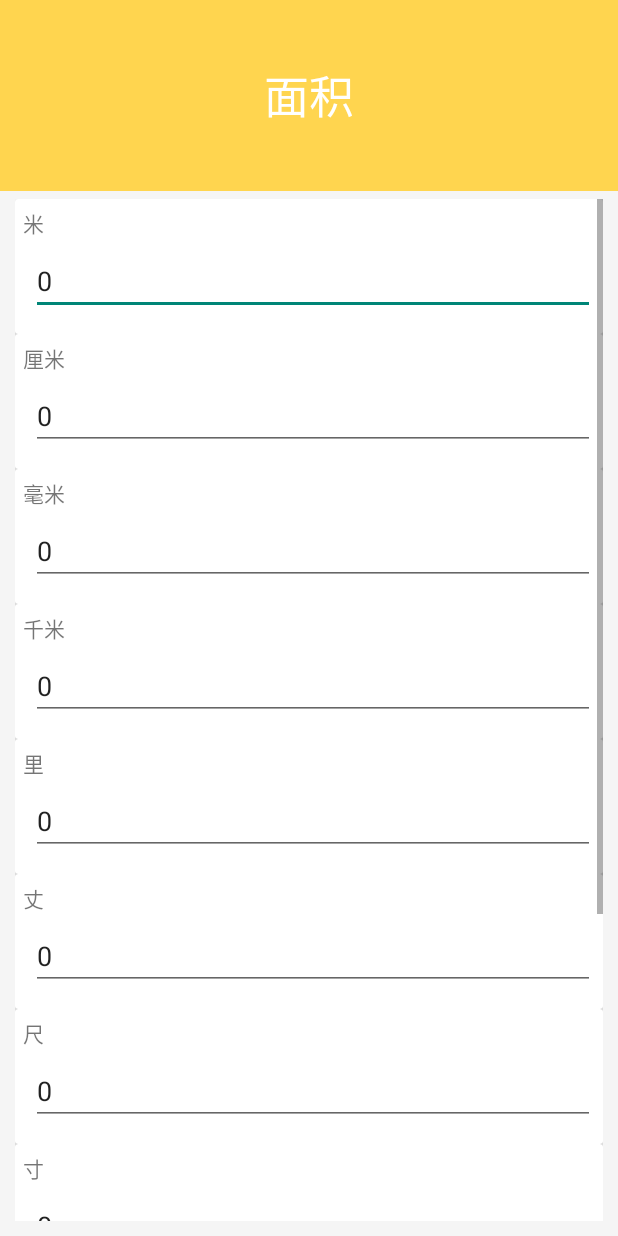
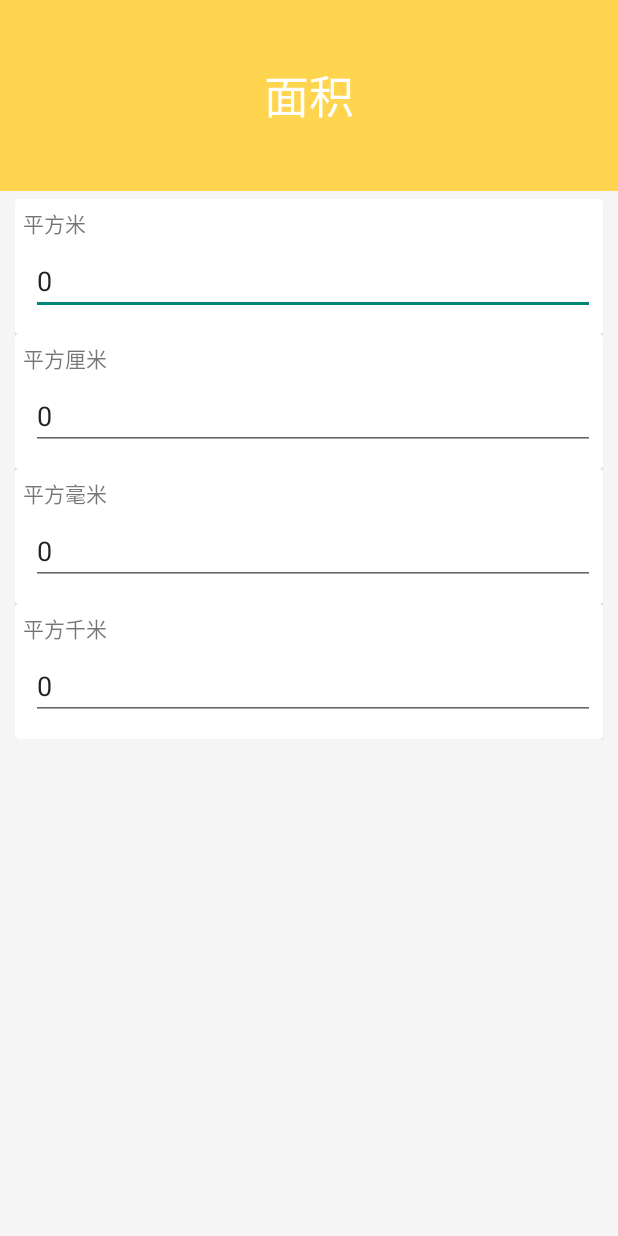
Before and after one commit to ctg168/MaterialSample, an Android app: the screen it shows after launch (MainActivity), in the side drawer, after a tap on "面积", on a phone screen of 412 x 824 dp. Run offline under Robolectric (Android 15) with nearby library versions, the phone set to English and light mode, and no system bars.

Commit message:
增加了面积，可以切换。

```diff
--- /dev/null
+++ b/app/src/main/java/com/terry/materialsample/HuanData.java
@@ -0,0 +1,56 @@
+package com.terry.materialsample;
+
+import java.math.BigDecimal;
+
+public class HuanData {
+
+    public static class LengthHuan extends Huan {
+
+        public LengthHuan() {
+            HuanItem huanItem_m = new HuanItem("米", "m[<2>]", EqualTypeEnum.Equal, new BigDecimal("1.0"), "", true, true, "光在真空中1⁄299 792 458秒走过的距离（国际单位制基本单位）");
+            HuanItem huanItem_cm = new HuanItem("厘米", "cm", EqualTypeEnum.Equal, new BigDecimal("0.01"), "", true, false, "0.01米");
+            HuanItem huanItem_mm = new HuanItem("毫米", "li", EqualTypeEnum.Equal, new BigDecimal("0.001"), "", true, false, "0.001米");
+            HuanItem huanItem_km = new HuanItem("千米", "km", EqualTypeEnum.Equal, new BigDecimal("1000.0"), "", true, false, "一米的一千倍，也叫公里");
+            HuanItem huanItem_li = new HuanItem("里", "li", EqualTypeEnum.Equal, new BigDecimal("500.0"), "", true, false, "一里(150丈),500米");
+
+
+            HuanItem huanItem_chi = new HuanItem("尺", "chi", EqualTypeEnum.Full, huanItem_m.formula.divide(new BigDecimal("3.0"), 100, BigDecimal.ROUND_HALF_EVEN), "", true, false, "1米/3");
+            HuanItem huanItem_zhang = new HuanItem("丈", "zhang", EqualTypeEnum.Full, huanItem_chi.formula.multiply(new BigDecimal("10.0")), "", true, false, "10米/3");
+            HuanItem huanItem_cun = new HuanItem("寸", "cun", EqualTypeEnum.Full, huanItem_chi.formula.divide(new BigDecimal("10.0"), 100, BigDecimal.ROUND_HALF_EVEN), "", true, false, "1米/30(3.33厘米)");
+
+            HuanItem huanItem_yd = new HuanItem("码", "yd", EqualTypeEnum.Full, new BigDecimal("0.9144"), "", true, false, "0.9144米");
+            HuanItem huanItem_ft = new HuanItem("英尺", "ft", EqualTypeEnum.Full, new BigDecimal("0.3048"), "", true, false, "0.3048米");
+            HuanItem huanItem_in = new HuanItem("英寸", "in", EqualTypeEnum.Full, new BigDecimal("0.0254"), "", true, false, "0.0254米");
+
+
+            this.add(huanItem_m);
+            this.add(huanItem_cm);
+            this.add(huanItem_mm);
+            this.add(huanItem_km);
+            this.add(huanItem_li);
+
+            this.add(huanItem_zhang);
+            this.add(huanItem_chi);
+            this.add(huanItem_cun);
+
+            this.add(huanItem_yd);
+            this.add(huanItem_ft);
+            this.add(huanItem_in);
+        }
+    }
+
+    public static class AreaHuan extends Huan {
+        public AreaHuan() {
+            HuanItem huanItem_m =  new HuanItem("平方米", "m[<2>]", EqualTypeEnum.Equal, new BigDecimal("1.0"), "", true, true, "光在真空中1⁄299 792 458秒走过的距离（国际单位制基本单位）");
+            HuanItem huanItem_cm = new HuanItem("平方厘米", "cm", EqualTypeEnum.Equal, new BigDecimal("0.00001"), "", true, false, "0.01米");
+            HuanItem huanItem_mm = new HuanItem("平方毫米", "li", EqualTypeEnum.Equal, new BigDecimal("0.000000001"), "", true, false, "0.001米");
+            HuanItem huanItem_km = new HuanItem("平方千米", "km", EqualTypeEnum.Equal, new BigDecimal("1000000.0"), "", true, false, "一百万平方米");
+
+            this.add(huanItem_m);
+            this.add(huanItem_cm);
+            this.add(huanItem_mm);
+            this.add(huanItem_km);
+        }
+    }
+
+}
--- a/app/src/main/java/com/terry/materialsample/HuanFragment.java
+++ b/app/src/main/java/com/terry/materialsample/HuanFragment.java
@@ -71,7 +71,20 @@ public class HuanFragment extends Fragment {
     }
 
     private void LoadItemList() {
-        Huan huan = new LengthHuan();
+        Huan huan;
+        if (mItem.equals("长度")) {
+            huan = new HuanData.LengthHuan();
+        }
+        else if(mItem.equals("面积"))
+        {
+            huan = new HuanData.AreaHuan();
+        }
+        else
+        {
+            huan = new HuanData.LengthHuan();
+        }
+
+
         int editorId = huan.getTypeId();
 
         for (HuanItem item : huan) {
--- a/app/src/main/java/com/terry/materialsample/LengthHuan.java
+++ /dev/null
@@ -1,41 +0,0 @@
-package com.terry.materialsample;
-
-
-import java.math.BigDecimal;
-import java.text.DecimalFormat;
-import java.util.Locale;
-
-public class LengthHuan extends Huan {
-
-    public LengthHuan() {
-        HuanItem huanItem_m = new HuanItem("米", "m[<2>]", EqualTypeEnum.Equal, new BigDecimal("1.0"), "", true, true, "光在真空中1⁄299 792 458秒走过的距离（国际单位制基本单位）");
-        HuanItem huanItem_cm = new HuanItem("厘米", "cm", EqualTypeEnum.Equal, new BigDecimal("0.01"), "", true, false, "0.01米");
-        HuanItem huanItem_mm = new HuanItem("毫米", "li", EqualTypeEnum.Equal, new BigDecimal("0.001"), "", true, false, "0.001米");
-        HuanItem huanItem_km = new HuanItem("千米", "km", EqualTypeEnum.Equal, new BigDecimal("1000.0"), "", true, false, "一米的一千倍，也叫公里");
-        HuanItem huanItem_li = new HuanItem("里", "li", EqualTypeEnum.Equal, new BigDecimal("500.0"), "", true, false, "一里(150丈),500米");
-
-
-        HuanItem huanItem_chi = new HuanItem("尺", "chi", EqualTypeEnum.Full, huanItem_m.formula.divide(new BigDecimal("3.0"), 100, BigDecimal.ROUND_HALF_EVEN), "", true, false, "1米/3");
-        HuanItem huanItem_zhang = new HuanItem("丈", "zhang", EqualTypeEnum.Full, huanItem_chi.formula.multiply(new BigDecimal("10.0")), "", true, false, "10米/3");
-        HuanItem huanItem_cun = new HuanItem("寸", "cun", EqualTypeEnum.Full, huanItem_chi.formula.divide(new BigDecimal("10.0"), 100, BigDecimal.ROUND_HALF_EVEN), "", true, false, "1米/30(3.33厘米)");
-
-        HuanItem huanItem_yd = new HuanItem("码", "yd", EqualTypeEnum.Full, new BigDecimal("0.9144"), "", true, false, "0.9144米");
-        HuanItem huanItem_ft = new HuanItem("英尺", "ft", EqualTypeEnum.Full, new BigDecimal("0.3048"), "", true, false, "0.3048米");
-        HuanItem huanItem_in = new HuanItem("英寸", "in", EqualTypeEnum.Full, new BigDecimal("0.0254"), "", true, false, "0.0254米");
-
-
-        this.add(huanItem_m);
-        this.add(huanItem_cm);
-        this.add(huanItem_mm);
-        this.add(huanItem_km);
-        this.add(huanItem_li);
-
-        this.add(huanItem_zhang);
-        this.add(huanItem_chi);
-        this.add(huanItem_cun);
-
-        this.add(huanItem_yd);
-        this.add(huanItem_ft);
-        this.add(huanItem_in);
-    }
-}
```
Also changed, not shown: app/src/main/java/com/terry/materialsample/AreaHuan.java (deleted, +0 -12 lines).
